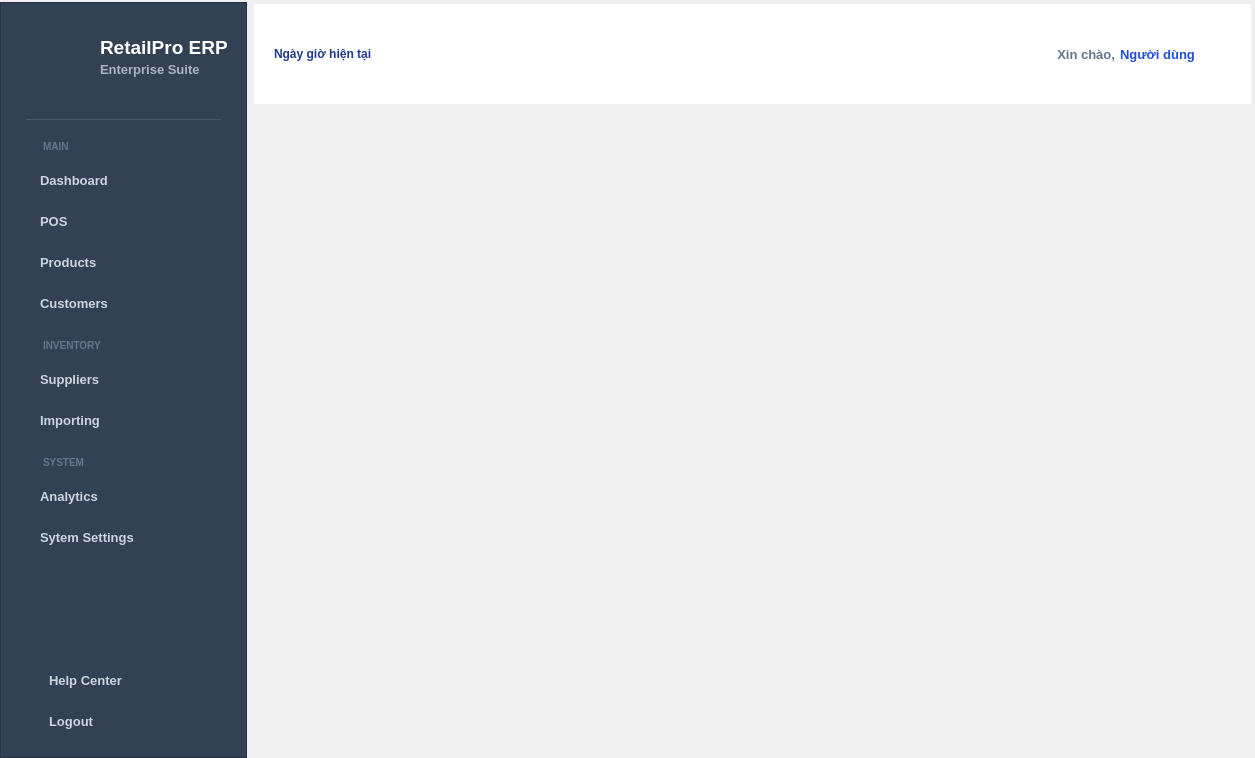
The window that src/gui/main_window.ui (letrankhang/Supermarket_Manager) describes before a commit, drawn with Qt 5.
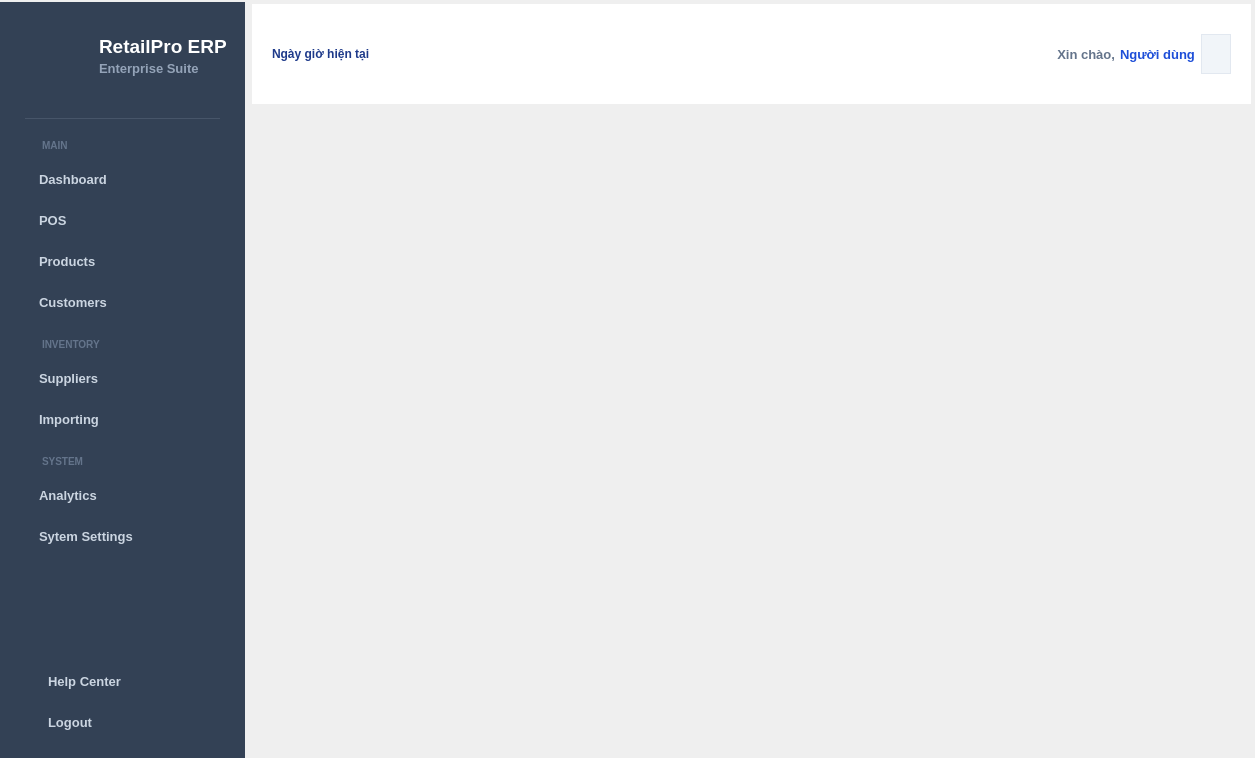
The same window after the commit. Icons and pictures are not drawn.

Commit message: style: optimize UI theme

Diff of the .ui file:
```diff
--- a/src/gui/main_window.ui
+++ b/src/gui/main_window.ui
@@ -13,6 +13,87 @@
   <property name="windowTitle">
    <string>RetaiPro ERP / Trang chủ</string>
   </property>
+  <property name="styleSheet">
+   <string notr="true">QFrame#sidebar_frame,
+QFrame#frame,
+QFrame#frame_3 {
+    background-color: #334155;
+    border: none;
+}
+
+QFrame#sidebar_frame QPushButton {
+    background-color: transparent;
+    color: #cbd5e1;
+    text-align: left;
+    padding: 10px 10px 10px 26px;
+    border: none;
+    border-left: 4px solid transparent;
+    font-size: 13px;
+    font-weight: bold;
+}
+QFrame#sidebar_frame QPushButton:hover {
+    background-color: #475569;
+    color: #ffffff;
+    border-left: 4px solid #94a3b8;
+}
+QFrame#sidebar_frame QPushButton:checked,
+QFrame#sidebar_frame QPushButton:checked:hover {
+    background-color: #475569;
+    color: #ffffff;
+    font-weight: bold;
+    border-left: 4px solid #3b82f6;
+}
+
+QFrame#sidebar_frame QLabel {
+    color: #ffffff;
+    font-weight: bold;
+}
+QFrame#sidebar_frame QLabel#lbl_section_main,
+QFrame#sidebar_frame QLabel#lbl_section_inventory,
+QFrame#sidebar_frame QLabel#lbl_section_system {
+    background-color: transparent;
+    color: #64748b;
+    font-size: 10px;
+    font-weight: bold;
+    padding: 12px 10px 4px 30px;
+}
+QFrame#sidebar_frame QFrame#line_header {
+    background-color: #475569;
+    border: none;
+    margin: 8px 16px 2px 16px;
+}
+
+QWidget#widget_2 {
+    background-color: #ffffff;
+}
+QLabel#lblDateTime {
+    color: #1e3a8a;
+    font-size: 12px;
+    font-weight: 500;
+}
+QLabel#lblGreeting {
+    color: #64748b;
+    font-size: 13px;
+    font-weight: 500;
+}
+QLabel#lblUserName {
+    color: #1d4ed8;
+    font-size: 13px;
+    font-weight: bold;
+}
+QLabel#lblAvatar {
+    background-color: #f1f5f9;
+    border: 1px solid #e2e8f0;
+    border-radius: 20px;
+}
+
+QFrame#sidebar_frame QPushButton:disabled {
+    color: #475569;
+    background-color: transparent;
+    border-left: 4px solid transparent;
+}
+</string>
+  </property>
   <widget class="QWidget" name="centralwidget">
    <layout class="QHBoxLayout" name="horizontalLayout">
     <property name="spacing">
@@ -44,98 +125,6 @@
         <height>16777215</height>
        </size>
       </property>
-      <property name="styleSheet">
-       <string notr="true">/* 1. Nền sidebar */
-#sidebar_frame {
-    background-color: #334155;
-}
-
-/* 2. Trạng thái thường của nút menu.
-      border-left trong suốt nhưng VẪN rộng 4px để giữ chỗ sẵn cho thanh dọc,
-      nhờ vậy chữ không bị nhảy sang phải khi hover hay khi được chọn.
-      padding-left giảm 30px -&gt; 26px để bù đúng 4px border (4 + 26 = 30),
-      giữ nguyên vị trí chữ so với giao diện cũ. */
-#sidebar_frame QPushButton {
-    background-color: transparent;
-    color: #cbd5e1;
-    text-align: left;
-    padding: 10px 10px 10px 26px;
-    border: none;
-    border-left: 4px solid transparent;
-    font-size: 13px;
-    font-weight: bold;
-}
-
-/* 3. Hover (rê chuột vào nút chưa chọn): nền sáng nhẹ, chữ trắng,
-      thanh dọc màu XÁM mang nghĩa &quot;xem trước&quot; */
-#sidebar_frame QPushButton:hover {
-    background-color: #475569;
-    color: #ffffff;
-    border-left: 4px solid #94a3b8;
-}
-
-/* 4. Active (nút của trang đang mở): nền sáng nhẹ, chữ trắng đậm,
-      thanh dọc màu XANH DƯƠNG nổi bật */
-#sidebar_frame QPushButton:checked {
-    background-color: #475569;
-    color: #ffffff;
-    font-weight: bold;
-    border-left: 4px solid #3b82f6;
-}
-
-/* 5. Rê chuột vào chính nút đang active thì VẪN giữ thanh xanh dương.
-      Rule này bắt buộc phải đặt SAU rule :hover, vì khi độ đặc hiệu ngang
-      nhau thì Qt ưu tiên rule đứng sau - đó là cách :checked thắng :hover. */
-#sidebar_frame QPushButton:checked:hover {
-    background-color: #475569;
-    color: #ffffff;
-    border-left: 4px solid #3b82f6;
-}
-
-/* 6. Đổi màu chữ Logo và Tiêu đề thành trắng cho nổi bật */
-#sidebar_frame QLabel {
-    color: #ffffff;
-    font-weight: bold;
-}
-
-/* 7. Tiêu đề nhóm menu (MAIN / INVENTORY / SYSTEM).
-      3 label này là con của sidebar_frame nên dính luôn rule số 6 ở trên và
-      bị tô trắng đậm. Muốn đè được rule đó thì selector phải ĐẶC HIỆU HƠN,
-      và ở đây phải viết đủ cả &quot;#sidebar_frame QLabel#ten_label&quot;:
-        - &quot;#sidebar_frame QLabel&quot;        = 1 id + 1 type
-        - &quot;#lbl_section_main&quot;            = 1 id + 0 type  -&gt; THUA, không đủ
-        - &quot;#sidebar_frame QLabel#...&quot;    = 2 id + 1 type  -&gt; THẮNG
-      padding-left 30px để chữ tiêu đề thẳng hàng với chữ trên nút
-      (nút = border-left 4px + padding-left 26px = 30px).
-      padding-top 12px tạo khoảng thở ngăn cách giữa các nhóm. */
-#sidebar_frame QLabel#lbl_section_main,
-#sidebar_frame QLabel#lbl_section_inventory,
-#sidebar_frame QLabel#lbl_section_system {
-    background-color: transparent;
-    color: #64748b;
-    font-size: 10px;
-    font-weight: bold;
-    padding: 12px 10px 4px 30px;
-}
-
-/* 8. Đường kẻ ngang mảnh ngăn giữa phần header (logo + tên app) và phần menu.
-      Đây là QFrame phẳng (NoFrame) chứ KHÔNG dùng frameShape = HLine, vì HLine
-      vẽ đường bằng màu mid/dark/light lấy từ palette chứ không lấy từ QSS, nên
-      trên nền tối sẽ ra vạch nổi 3D sai màu và rất khó ép màu.
-      Mẹo ở đây là dùng box model của QSS: background-color chỉ tô phần NẰM
-      TRONG lề, nên widget cao 11px với lề trên 8px và lề dưới 2px sẽ để lại
-      đúng 1px được tô màu (11 = 8 + 1 + 2), thụt vào 16px mỗi bên.
-      Lề dưới cố ý nhỏ hơn lề trên vì nhãn nhóm &quot;MAIN&quot; ngay bên dưới đã tự có
-      sẵn padding-top 12px rồi; để 8px cả hai phía sẽ làm khoảng dưới rộng gấp
-      đôi khoảng trên.
-      Selector viết đủ &quot;#sidebar_frame QFrame#line_header&quot; (2 id + 1 type) để
-      chắc chắn thắng mọi rule có sẵn, giống cách đã làm ở rule số 7. */
-#sidebar_frame QFrame#line_header {
-    background-color: #475569;
-    border: none;
-    margin: 8px 16px 2px 16px;
-}</string>
-      </property>
       <property name="frameShape">
        <enum>QFrame::Shape::StyledPanel</enum>
       </property>
@@ -151,12 +140,6 @@
            <height>90</height>
           </size>
          </property>
-         <property name="styleSheet">
-          <string notr="true">#frame {
-    background-color: #334155;
-    border: none; 
-}</string>
-         </property>
          <property name="frameShape">
           <enum>QFrame::Shape::StyledPanel</enum>
          </property>
@@ -246,11 +229,12 @@
                <font>
                 <pointsize>10</pointsize>
                 <italic>false</italic>
-                <bold>true</bold>
+                <fontweight>DemiBold</fontweight>
                </font>
               </property>
               <property name="styleSheet">
-               <string notr="true">color: #AAB4C3;</string>
+               <string notr="true">color: #94a3b8;
+font-weight: 600;</string>
               </property>
               <property name="text">
                <string>Enterprise Suite</string>
@@ -376,12 +360,6 @@
        </item>
        <item>
         <widget class="QFrame" name="frame_3">
-         <property name="styleSheet">
-          <string notr="true">#frame_3 {
-    background-color: #334155;
-    border: none; 
-}</string>
-         </property>
          <property name="frameShape">
           <enum>QFrame::Shape::StyledPanel</enum>
          </property>
@@ -435,11 +413,6 @@
            <height>100</height>
           </size>
          </property>
-         <property name="styleSheet">
-          <string notr="true">#widget_2 {
-    background-color: #ffffff; 
-}</string>
-         </property>
          <layout class="QHBoxLayout" name="horizontalLayout_2">
           <property name="leftMargin">
            <number>20</number>
@@ -455,13 +428,6 @@
           </property>
           <item>
            <widget class="QLabel" name="lblDateTime">
-            <property name="styleSheet">
-             <string notr="true">#lblDateTime {
-    color: #1e3a8a;
-    font-size: 12px;
-    font-weight: 500;
-}</string>
-            </property>
             <property name="text">
              <string>Ngày giờ hiện tại</string>
             </property>
@@ -537,13 +503,6 @@
               <height>40</height>
              </size>
             </property>
-            <property name="styleSheet">
-             <string notr="true">QLabel {
-    border-radius: 20px; /* Bắt buộc phải bằng đúng 1/2 kích thước Width/Height bạn vừa set ở Lỗi 1 */
-    border-image: url(:/images/avata.jpg) 0 0 0 0 stretch stretch;
-    background-color: transparent;
-}</string>
-            </property>
             <property name="text">
              <string/>
             </property>
```
Left out of the diff: 20 changed lines with no effect on the pictures. The commit also changes 159 other files.
